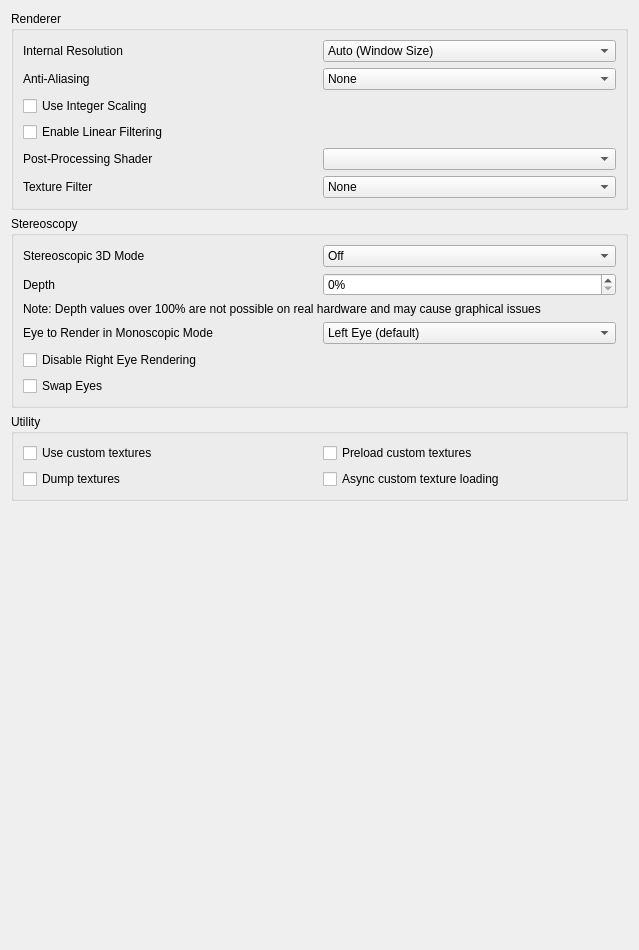
Qt form src/citra_qt/configuration/configure_enhancements.ui (azahar-emu/azahar) before a commit.
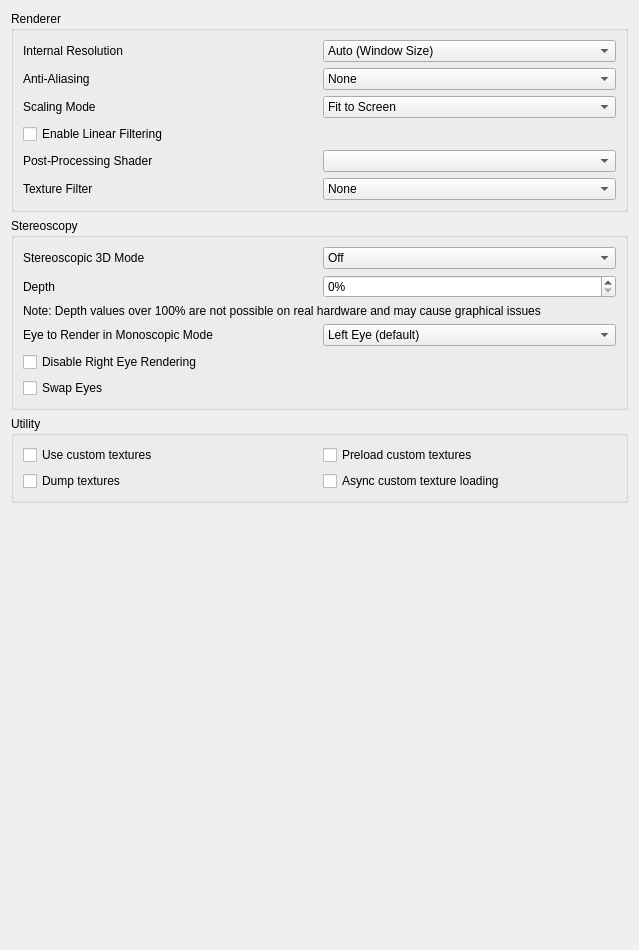
The same form after that commit.

Commit message: Replace "Integer Scaling"-setting with "Scaling Mode"-setting

The edit to the form file:
```diff
--- a/src/citra_qt/configuration/configure_enhancements.ui
+++ b/src/citra_qt/configuration/configure_enhancements.ui
@@ -202,14 +202,51 @@
        </widget>
       </item>
       <item>
-          <widget class="QCheckBox" name="use_integer_scaling">
-              <property name="text">
-                  <string>Use Integer Scaling</string>
-              </property>
-              <property name="toolTip">
-                  <string>&lt;html&gt;&lt;head/&gt;&lt;body&gt;&lt;p&gt;Use Integer Scaling&lt;/p&gt;&lt;p&gt;Enforces that the larger screen in all layouts is an integer scale of the 240px height of the original 3DS screen.&lt;/p&gt;&lt;/body&gt;&lt;/html&gt;</string>
-              </property>
+       <widget class="QWidget" name="widget_scaling_mode" native="true">
+        <layout class="QHBoxLayout" name="horizontalLayout_7">
+         <property name="leftMargin">
+          <number>0</number>
+         </property>
+         <property name="topMargin">
+          <number>0</number>
+         </property>
+         <property name="rightMargin">
+          <number>0</number>
+         </property>
+         <property name="bottomMargin">
+          <number>0</number>
+         </property>
+         <item>
+          <widget class="QLabel" name="scaling_mode_label">
+           <property name="text">
+            <string>Scaling Mode</string>
+           </property>
           </widget>
+         </item>
+         <item>
+          <widget class="QComboBox" name="scaling_mode_combobox">
+           <property name="toolTip">
+            <string>
+              &lt;html&gt;&lt;head/&gt;&lt;body&gt;&lt;p&gt;Scaling mode&lt;/p&gt;&lt;p&gt;
+              How to scale the screens of the emulated 3DS to the screen those are displayed on.&lt;/p&gt;&lt;p&gt;
+              Fit to Screen: Scales the screens until those reach the borders of the window/screen.&lt;/p&gt;&lt;p&gt;
+              Fit to Screen with Integer Scaling: Scales the screens with an integer multiplier of the original 3DS screen to the largest fitting size. For layouts with two different screen sizes, the largest screen is integer-scaled.&lt;/p&gt;&lt;/body&gt;&lt;/html&gt;
+            </string>
+           </property>
+           <item>
+            <property name="text">
+             <string>Fit to Screen</string>
+            </property>
+           </item>
+           <item>
+            <property name="text">
+             <string>Fit to Screen with Integer Scaling</string>
+            </property>
+           </item>
+          </widget>
+         </item>
+        </layout>
+       </widget>
       </item>
       <item>
        <widget class="QCheckBox" name="toggle_linear_filter">
```
Left out of the diff: 1 changed line with no effect on the pictures. The commit also changes 15 other files.
